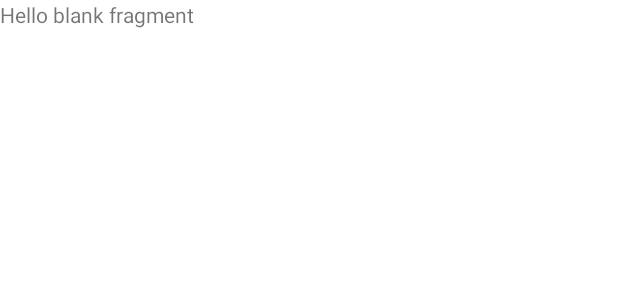
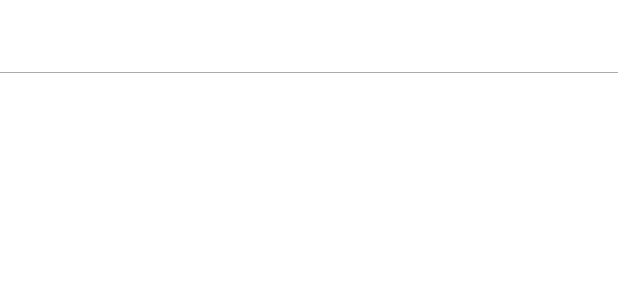
Before and after one commit to dayanamaia/estudo-android-ui-googleplay, an Android app: the layout fragment_main.xml on its own in the app's theme, with its tools: preview values and no code run, on a phone screen of 412 x 824 dp. Shown: the top 300 px of the screen. Run offline under Robolectric (Android 15) with nearby library versions, the phone set to English and light mode, and no system bars.

Commit message:
feat: adicionado fragment e tabLayout

```diff
--- a/app/src/main/AndroidManifest.xml
+++ b/app/src/main/AndroidManifest.xml
@@ -9,7 +9,7 @@
         android:roundIcon="@mipmap/ic_launcher_round"
         android:supportsRtl="true"
         android:theme="@style/Theme.KooglePlay">
-        <activity android:name=".MainActivity">
+        <activity android:name=".view.MainActivity">
             <intent-filter>
                 <action android:name="android.intent.action.MAIN" />
 
--- a/app/src/main/java/com/example/koogleplay/MainActivity.kt
+++ b/app/src/main/java/com/example/koogleplay/view/MainActivity.kt
@@ -1,9 +1,10 @@
-    package com.example.koogleplay
+    package com.example.koogleplay.view
 
 import androidx.appcompat.app.AppCompatActivity
 import android.os.Bundle
+import com.example.koogleplay.R
 
-class MainActivity : AppCompatActivity() {
+    class MainActivity : AppCompatActivity() {
     override fun onCreate(savedInstanceState: Bundle?) {
         super.onCreate(savedInstanceState)
         setContentView(R.layout.activity_main)
--- a/app/src/main/res/layout/activity_main.xml
+++ b/app/src/main/res/layout/activity_main.xml
@@ -3,7 +3,7 @@
     xmlns:android="http://schemas.android.com/apk/res/android"
     xmlns:tools="http://schemas.android.com/tools"
     xmlns:app="http://schemas.android.com/apk/res-auto"
-    tools:context=".MainActivity"
+    tools:context=".view.MainActivity"
     android:background="@color/white"
     android:layout_width="match_parent"
     android:layout_height="match_parent">
--- a/app/src/main/res/layout/fragment_main.xml
+++ b/app/src/main/res/layout/fragment_main.xml
@@ -1,14 +1,24 @@
 <?xml version="1.0" encoding="utf-8"?>
-<FrameLayout xmlns:android="http://schemas.android.com/apk/res/android"
+<LinearLayout xmlns:android="http://schemas.android.com/apk/res/android"
     xmlns:tools="http://schemas.android.com/tools"
+    android:orientation="vertical"
     android:layout_width="match_parent"
     android:layout_height="match_parent"
-    tools:context=".MainFragment">
+    tools:context=".view.MainFragment">
 
-    <!-- TODO: Update blank fragment layout -->
-    <TextView
+    <com.google.android.material.tabs.TabLayout
+        android:id="@+id/tab_layout"
         android:layout_width="match_parent"
-        android:layout_height="match_parent"
-        android:text="@string/hello_blank_fragment" />
+        android:layout_height="wrap_content" />
 
-</FrameLayout>
+    <View
+        android:layout_width="match_parent"
+        android:layout_height="0.5dp"
+        android:background="@android:color/darker_gray" />
+
+    <androidx.viewpager2.widget.ViewPager2
+        android:id="@+id/frag_view_pager"
+        android:layout_width="match_parent"
+        android:layout_height="wrap_content" />
+
+</LinearLayout>
```
Also changed, not shown: app/src/main/java/com/example/koogleplay/MainFragment.kt (deleted, +0 -18 lines), app/src/main/java/com/example/koogleplay/view/MainFragment.kt (added, +46 -0 lines).
